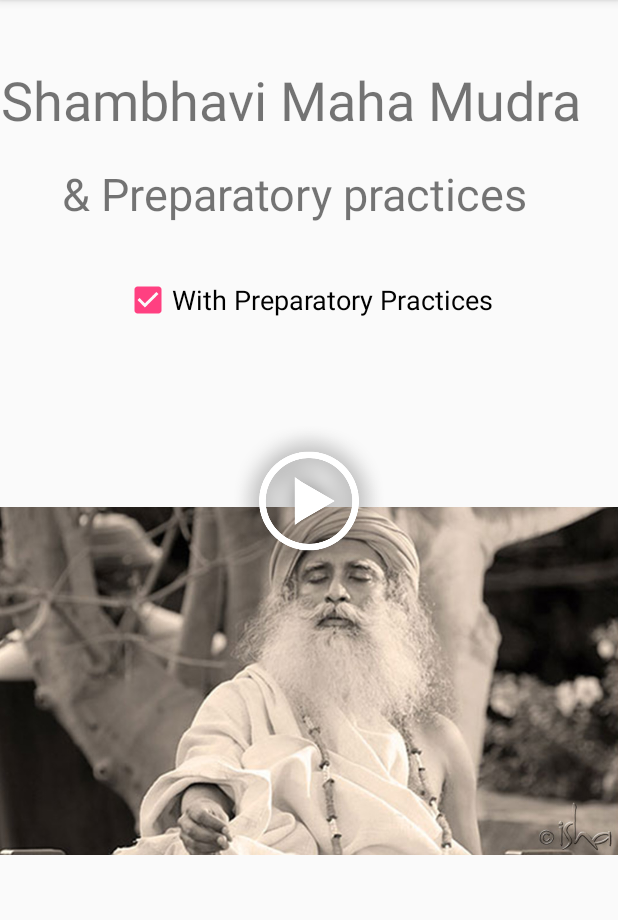
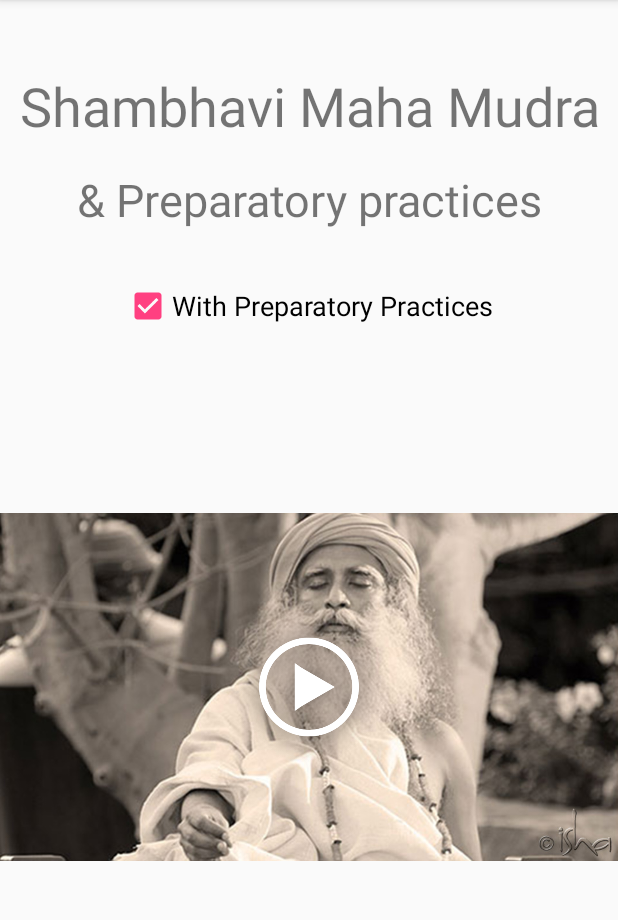
Before and after one commit to kokanek/isha-shambhavi, an Android app: the screen it shows after launch (MainActivity), on a phone screen of 412 x 824 dp, the part 84-1004 px from its top. Run offline under Robolectric (Android 15) with nearby library versions, the phone set to English and light mode, and no system bars.

Commit message:
fixed layout issues

```diff
--- a/app/src/main/AndroidManifest.xml
+++ b/app/src/main/AndroidManifest.xml
@@ -1,6 +1,8 @@
 <?xml version="1.0" encoding="utf-8"?>
 <manifest xmlns:android="http://schemas.android.com/apk/res/android"
   package="com.simplyaddictivestudios.isha">
+
+    <uses-permission android:name="android.permission.WAKE_LOCK" />
 
   <application
     android:allowBackup="true"
--- a/app/src/main/java/com/simplyaddictivestudios/isha/MainActivity.java
+++ b/app/src/main/java/com/simplyaddictivestudios/isha/MainActivity.java
@@ -2,6 +2,7 @@ package com.simplyaddictivestudios.isha;
 
 import android.media.MediaPlayer;
 import android.os.Handler;
+import android.os.PowerManager;
 import android.support.v7.app.AppCompatActivity;
 import android.os.Bundle;
 import android.view.View;
@@ -27,19 +28,18 @@ public class MainActivity extends AppCompatActivity {
 
     super.onCreate(savedInstanceState);
 
-
-    displayStrings[START_INTRUCTIONS] = "Starting instructions";
-    displayStrings[PATANGASANA] = "Patangasana for 2 minutes";
-    displayStrings[SHISHU_RIGHT] = "Shishupalasana for right leg";
-    displayStrings[SHISHU_LEFT] = "Shishupalasana for left leg";
-    displayStrings[NADI_POSTURE] = "Nadi shodhana kriya posture";
-    displayStrings[NADI_FULL] = "Nadi shodhana kriya 3 times";
-    displayStrings[SUKHA_KRIYA] = "Sukha kriya for 5 minutes";
-    displayStrings[OM_CHANTING_START] = "prepare for om chanting";
-    displayStrings[AUM_CHANTING] = "Om chanting";
-    displayStrings[FLUTTER_BREATHING] = "flutter breathing";
-    displayStrings[BANDHAS] = "apply bandhas";
-    displayStrings[ENDING_SHLOKA] = "Ending shloka";
+    displayStrings[START_INTRUCTIONS] = "Starting instructions...";
+    displayStrings[PATANGASANA] = "Patangasana for 2 minutes...";
+    displayStrings[SHISHU_RIGHT] = "Shishupalasana for right leg...";
+    displayStrings[SHISHU_LEFT] = "Shishupalasana for left leg...";
+    displayStrings[NADI_POSTURE] = "Nadi shodhana kriya posture...";
+    displayStrings[NADI_FULL] = "Nadi shodhana kriya 3 times...";
+    displayStrings[SUKHA_KRIYA] = "Sukha kriya for 5 minutes...";
+    displayStrings[OM_CHANTING_START] = "prepare for om chanting...";
+    displayStrings[AUM_CHANTING] = "Om chanting...";
+    displayStrings[FLUTTER_BREATHING] = "flutter breathing...";
+    displayStrings[BANDHAS] = "apply bandhas...";
+    displayStrings[ENDING_SHLOKA] = "Ending shloka...";
     displayStrings[END] = "End";
 
     setContentView(R.layout.activity_main);
@@ -47,12 +47,13 @@ public class MainActivity extends AppCompatActivity {
     CheckBox checkBox = (CheckBox) findViewById(R.id.checkBox);
     checkBox.setChecked(true);
 
-    ProgressBar progressBar2 = (ProgressBar) findViewById(R.id.progressBar2);
-    progressBar2.setVisibility(GONE);
-
     state = START_INTRUCTIONS;
 
     getWindow().clearFlags(android.view.WindowManager.LayoutParams.FLAG_KEEP_SCREEN_ON);
+
+      PowerManager pm = (PowerManager) getSystemService(getApplicationContext().POWER_SERVICE);
+      PowerManager.WakeLock wl = pm.newWakeLock(PowerManager.SCREEN_DIM_WAKE_LOCK, "My Tag");
+      wl.acquire();
   }
 
   public void onChecked(View v) {
@@ -245,16 +246,20 @@ public class MainActivity extends AppCompatActivity {
             v.setVisibility(View.VISIBLE);
             checkBox.setVisibility(View.VISIBLE);
             progressBar.setProgress(0);
-            ProgressBar progressBar2 = (ProgressBar) findViewById(R.id.progressBar2);
-            progressBar2.setVisibility(View.GONE);
             break;
         }
       }
     });
 
     mediaPlayer.start();
-    ProgressBar progressBar2 = (ProgressBar) findViewById(R.id.progressBar2);
-    progressBar2.setVisibility(View.VISIBLE);
-    progressBar2.animate();
+  }
+
+  @Override
+    protected void onPause() {
+      super.onPause();
+
+      PowerManager pm = (PowerManager) getSystemService(getApplicationContext().POWER_SERVICE);
+      PowerManager.WakeLock wl = pm.newWakeLock(PowerManager.SCREEN_DIM_WAKE_LOCK, "My Tag");
+      wl.release();
   }
 }
--- a/app/src/main/res/layout/activity_main.xml
+++ b/app/src/main/res/layout/activity_main.xml
@@ -13,9 +13,8 @@
     android:textAlignment="center"
     android:textSize="30sp"
     android:id="@+id/textView"
+    android:layout_centerHorizontal="true"
     android:layout_below="@+id/textView2"
-    android:layout_alignParentLeft="true"
-    android:layout_alignParentStart="true"
     android:layout_marginTop="18dp" />
 
   <TextView
@@ -24,33 +23,10 @@
     android:text="Shambhavi Maha Mudra"
       android:textAlignment="center"
     android:textSize="36sp"
-    android:layout_marginTop="42dp"
-    android:layout_alignParentTop="true"
-    android:layout_alignParentLeft="true"
-    android:layout_alignParentStart="true"
-    android:id="@+id/textView2" />
-
-  <Button
-    android:id="@+id/button"
-    android:layout_width="100dip"
-    android:layout_height="100dip"
-    android:background="@drawable/play"
-    android:elevation="23dp"
-    android:layout_below="@+id/textView"
-    android:layout_marginTop="100dip"
-    android:onClick="onBeginClicked"
-    android:layout_centerHorizontal="true" />
-
-  <ProgressBar
-    android:id="@+id/progressBar2"
-    style="?android:attr/progressBarStyle"
-    android:layout_width="100dip"
-    android:layout_height="100dip"
-    android:elevation="23dp"
-    android:layout_below="@+id/textView"
-    android:layout_marginTop="100dip"
-    android:onClick="onBeginClicked"
-    android:layout_centerHorizontal="true" />
+    android:layout_marginTop="46dp"
+      android:id="@+id/textView2"
+      android:layout_centerHorizontal="true"
+      android:layout_alignParentTop="true" />
 
     <TextView
     android:id="@+id/textView3"
@@ -65,14 +41,30 @@
     android:textAlignment="center"
     android:textSize="18sp" />
 
+    <RelativeLayout
+        android:layout_width="fill_parent"
+        android:layout_height="wrap_content"
+        android:layout_below="@+id/textView">
         <ImageView
             android:id="@+id/imageView"
             android:layout_width="wrap_content"
             android:layout_height="wrap_content"
             app:srcCompat="@drawable/sadhguru"
-    android:layout_below="@+id/textView"
-    android:layout_alignParentLeft="true"
-    android:layout_alignParentStart="true" />
+            android:layout_centerInParent="true"
+             />
+
+        <Button
+            android:id="@+id/button"
+            android:layout_width="100dip"
+            android:layout_height="100dip"
+            android:background="@drawable/play"
+            android:layout_centerInParent="true"
+            android:elevation="23dp"
+            android:onClick="onBeginClicked"
+            />
+
+    </RelativeLayout>
+
 
   <CheckBox
     android:id="@+id/checkBox"
```
Lines whose indentation alone changed are shown as unchanged.
